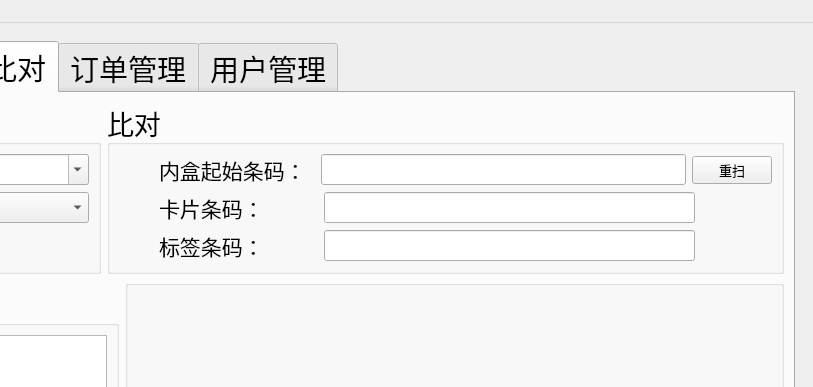
Above: res/ui/main_window.ui from zelviner/BarcodeCompare before the change; both pictures show x 380 to 1193 and y 0 to 387 of the 1193 by 721 pixel window. Below: the same form after it.
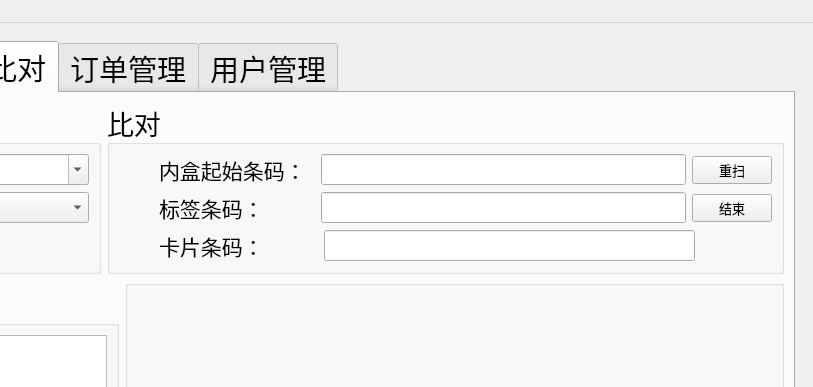
That is the form after the change. The open tabs and pages were chosen to show the change.

Commit message: refactor(ui): 修改卡片和标签条码的显示逻辑并添加结束按钮

```diff
--- a/res/ui/main_window.ui
+++ b/res/ui/main_window.ui
@@ -1013,12 +1013,12 @@
                        </font>
                       </property>
                       <property name="text">
-                       <string>卡片条码：</string>
+                       <string>标签条码：</string>
                       </property>
                      </widget>
                     </item>
                     <item>
-                     <widget class="QLineEdit" name="card_line">
+                     <widget class="QLineEdit" name="card_label_line">
                       <property name="font">
                        <font>
                         <family>微软雅黑</family>
@@ -1035,17 +1035,20 @@
                    </layout>
                   </item>
                   <item>
-                   <spacer name="horizontalSpacer">
-                    <property name="orientation">
-                     <enum>Qt::Horizontal</enum>
+                   <widget class="QPushButton" name="card_stop_label_btn">
+                    <property name="enabled">
+                     <bool>true</bool>
                     </property>
-                    <property name="sizeHint" stdset="0">
-                     <size>
-                      <width>40</width>
-                      <height>20</height>
-                     </size>
+                    <property name="font">
+                     <font>
+                      <family>微软雅黑</family>
+                      <pointsize>10</pointsize>
+                     </font>
                     </property>
-                   </spacer>
+                    <property name="text">
+                     <string>结束</string>
+                    </property>
+                   </widget>
                   </item>
                  </layout>
                 </item>
@@ -1075,12 +1078,12 @@
                        </font>
                       </property>
                       <property name="text">
-                       <string>标签条码：</string>
+                       <string>卡片条码：</string>
                       </property>
                      </widget>
                     </item>
                     <item>
-                     <widget class="QLineEdit" name="card_label_line">
+                     <widget class="QLineEdit" name="card_line">
                       <property name="font">
                        <font>
                         <family>微软雅黑</family>
```
The commit also changes 9 other files.
